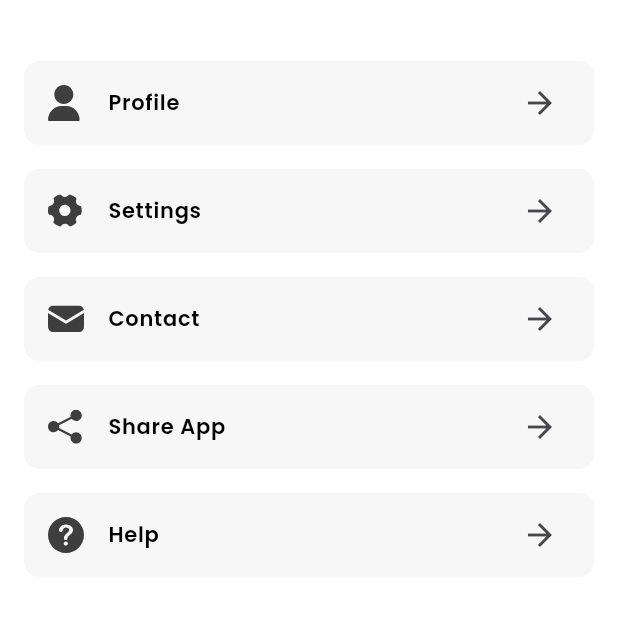
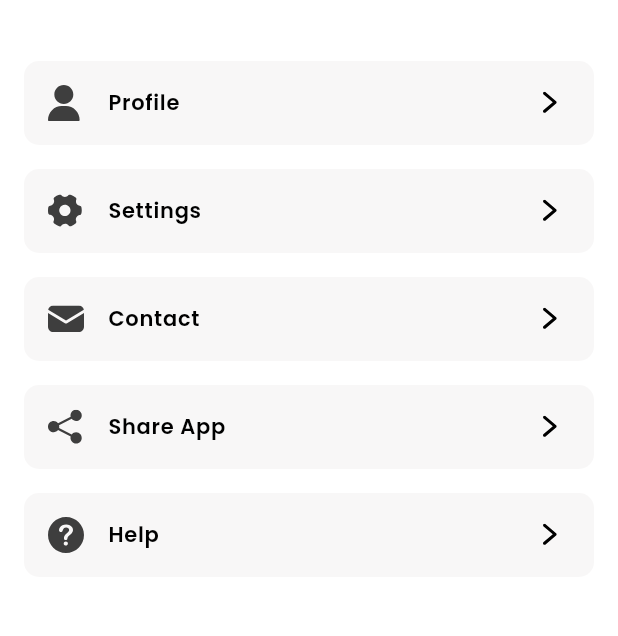
Before and after one commit to ahmedhanyh/e-commerce-flutter-app, a Flutter app: the ProfileScreen screen opened directly, on a phone screen of 412 x 824 dp. Shown: the part 266-902 px from the top of the screen. Run offline on Flutter 3.47's test engine with Material 3 defaults, Android fonts, the phone set to English and light mode, and no system bars; our stand-ins replace dio, firebase_auth, firebase_core, flutter_bloc, flutter_svg, google_fonts and 1 more; accounts and stored records are empty; network calls fail.

Commit message:
style(profile): update forward arrow icon
- update icon to a saved svg to match the design.

```diff
--- a/lib/features/profile/view.dart
+++ b/lib/features/profile/view.dart
@@ -75,7 +75,7 @@ class ProfileScreen extends StatelessWidget {
                                         color: Colors.black,
                                       )
                                   ),),
-                                trailing: Icon(Icons.arrow_forward),
+                                trailing: SvgPicture.asset("assets/icons/profile_arrow_forward.svg"),
                                 tileColor: Color(0xffF8F7F7),
                                 shape: RoundedRectangleBorder(
                                     borderRadius: BorderRadius.circular(10)
@@ -92,7 +92,7 @@ class ProfileScreen extends StatelessWidget {
                                         color: Colors.black,
                                       )
                                   ),),
-                                trailing: Icon(Icons.arrow_forward),
+                                trailing: SvgPicture.asset("assets/icons/profile_arrow_forward.svg"),
                                 tileColor: Color(0xffF8F7F7),
                                 shape: RoundedRectangleBorder(
                                     borderRadius: BorderRadius.circular(10)
@@ -109,7 +109,7 @@ class ProfileScreen extends StatelessWidget {
                                         color: Colors.black,
                                       )
                                   ),),
-                                trailing: Icon(Icons.arrow_forward),
+                                trailing: SvgPicture.asset("assets/icons/profile_arrow_forward.svg"),
                                 tileColor: Color(0xffF8F7F7),
                                 shape: RoundedRectangleBorder(
                                     borderRadius: BorderRadius.circular(10)
@@ -126,7 +126,7 @@ class ProfileScreen extends StatelessWidget {
                                         color: Colors.black,
                                       )
                                   ),),
-                                trailing: Icon(Icons.arrow_forward),
+                                trailing: SvgPicture.asset("assets/icons/profile_arrow_forward.svg"),
                                 tileColor: Color(0xffF8F7F7),
                                 shape: RoundedRectangleBorder(
                                     borderRadius: BorderRadius.circular(10)
@@ -143,7 +143,7 @@ class ProfileScreen extends StatelessWidget {
                                         color: Colors.black,
                                       )
                                   ),),
-                                trailing: Icon(Icons.arrow_forward),
+                                trailing: SvgPicture.asset("assets/icons/profile_arrow_forward.svg"),
                                 tileColor: Color(0xffF8F7F7),
                                 shape: RoundedRectangleBorder(
                                     borderRadius: BorderRadius.circular(10)
```
Also changed, not shown: assets/icons/profile_arrow_forward.svg (added).
